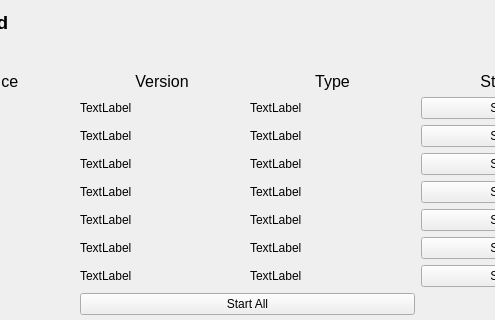
Above: ui/forms/Pages/DashboardPage.ui from Newt-Louis/pylwss before the change; both pictures show x 102 to 597 and y 0 to 320 of the 698 by 642 pixel window. Below: the same form after it.
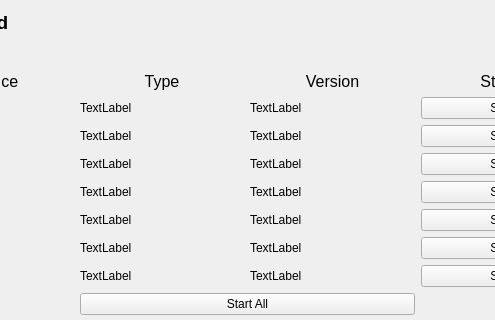
That is the form after the change.

Commit message: fix ui + database + EventBus app_exit.connect

What changed in the file:
```diff
--- a/ui/forms/Pages/DashboardPage.ui
+++ b/ui/forms/Pages/DashboardPage.ui
@@ -46,13 +46,6 @@
        </property>
       </widget>
      </item>
-     <item>
-      <widget class="QLabel" name="dashboard_version_label">
-       <property name="text">
-        <string>&lt;html&gt;&lt;head/&gt;&lt;body&gt;&lt;p align=&quot;center&quot;&gt;&lt;span style=&quot; font-size:12pt;&quot;&gt;Version&lt;/span&gt;&lt;/p&gt;&lt;/body&gt;&lt;/html&gt;</string>
-       </property>
-      </widget>
-     </item>
      <item>
       <widget class="QLabel" name="dashboard_type_label">
        <property name="text">
@@ -60,6 +53,13 @@
        </property>
       </widget>
      </item>
+     <item>
+      <widget class="QLabel" name="dashboard_version_label">
+       <property name="text">
+        <string>&lt;html&gt;&lt;head/&gt;&lt;body&gt;&lt;p align=&quot;center&quot;&gt;&lt;span style=&quot; font-size:12pt;&quot;&gt;Version&lt;/span&gt;&lt;/p&gt;&lt;/body&gt;&lt;/html&gt;</string>
+       </property>
+      </widget>
+     </item>
      <item>
       <widget class="QLabel" name="dashboard_status_label">
        <property name="text">
@@ -239,13 +239,6 @@
        </property>
       </widget>
      </item>
-     <item row="1" column="2">
-      <widget class="QLabel" name="database_type_label">
-       <property name="text">
-        <string>TextLabel</string>
-       </property>
-      </widget>
-     </item>
      <item row="0" column="2">
       <widget class="QLabel" name="language_version_label">
        <property name="text">
@@ -254,6 +247,13 @@
       </widget>
      </item>
      <item row="1" column="1">
+      <widget class="QLabel" name="database_type_label">
+       <property name="text">
+        <string>TextLabel</string>
+       </property>
+      </widget>
+     </item>
+     <item row="1" column="2">
       <widget class="QLabel" name="database_version_label">
        <property name="text">
         <string>TextLabel</string>
```
The commit also changes 10 other files.
